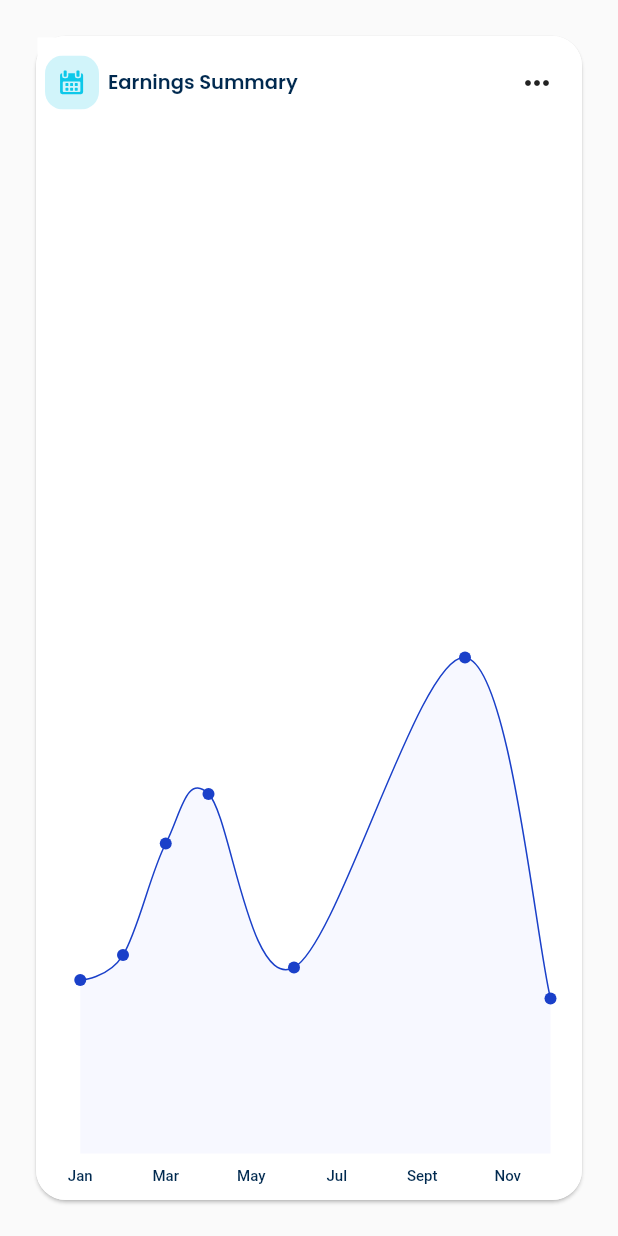
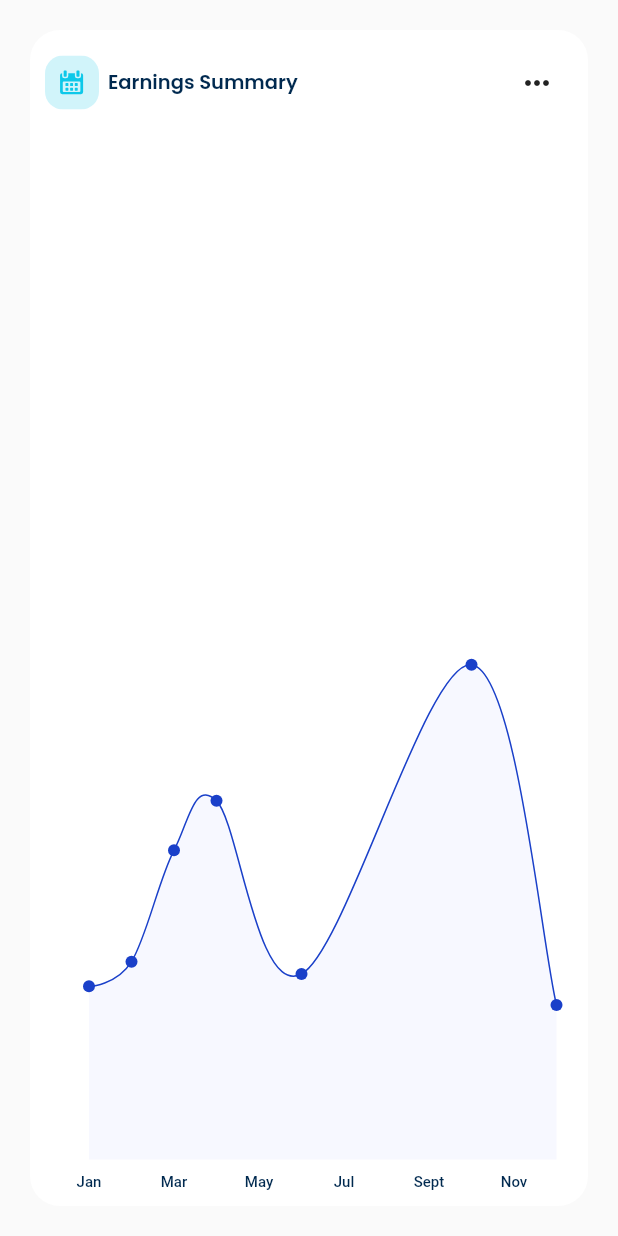
Before and after one commit to Mindinventory/secure_banking, a Flutter app: the MyLinearChart widget shown alone on an empty page, opened directly, on a phone screen of 412 x 824 dp. Run offline on Flutter 3.47's test engine with Material 2 defaults, Android fonts, the phone set to English and light mode, and no system bars; drawn by our look-alikes of fl_chart; our stand-ins replace cached_network_image, flutter_svg, get, get_it; network calls fail.

Commit message:
[refactor] - changes some of ui changes as per design

```diff
--- a/lib/constant/app_assets.dart
+++ b/lib/constant/app_assets.dart
@@ -31,5 +31,5 @@ class AssetImages {
 
   ///Premium card image
   static const String laptopImgBg = 'assets/images/laptop_img.svg';
-  static const String premiumImgBg = 'assets/images/premium_img_bg.svg';
+  static const String premiumImgBg = 'assets/images/yellow_bg.png';
 }
--- a/lib/ui/widgets/chart_directory/line_chart.dart
+++ b/lib/ui/widgets/chart_directory/line_chart.dart
@@ -4,8 +4,10 @@ import 'package:flutter_svg/flutter_svg.dart';
 import '../../../constant/color_constant.dart';
 import '../../../constant/constant_public.dart';
 import '../../../responsive.dart';
+//import 'package:charts_flutter/flutter.dart';
 
 class MyLinearChart extends StatelessWidget {
+
   final double maxX;
   final double maxY;
 
@@ -18,15 +20,16 @@ class MyLinearChart extends StatelessWidget {
       alignment: Alignment.center,
       child: Stack(
         children: [
-          Card(
-            shape: const RoundedRectangleBorder(
-                borderRadius: BorderRadius.all(Radius.circular(20)),
-                side: BorderSide(
-                  width: 5,
-                  color: AppColors.white,
-                )),
+          Container(
+
+            padding: const EdgeInsets.only(left: 10,top: 10),
+            decoration: const BoxDecoration(
+              color: Colors.white,
+
+              borderRadius: BorderRadius.all(Radius.circular(20)),
+            ),
             child: Padding(
-              padding: const EdgeInsets.only(right:20),
+              padding: EdgeInsets.only(right:Responsive.isMobile(context)?20:80),
               child: LineChart(
                   LineChartData(
                 backgroundColor: AppColors.white,
--- a/lib/ui/widgets/transaction_view_widget.dart
+++ b/lib/ui/widgets/transaction_view_widget.dart
@@ -31,6 +31,7 @@ class _TransactionViewWidgetState extends State<TransactionViewWidget> {
         Container(
           margin: const EdgeInsets.only(top: 10),
           child: Card(
+            elevation: 0.0,
             color: AppColors.lightGray,
             shape: const RoundedRectangleBorder(
                 borderRadius: BorderRadius.all(Radius.circular(20)),
@@ -172,7 +173,8 @@ class PremiumCardImageWidget extends StatelessWidget {
                         child: Align(
                             alignment: Alignment.center,
                             child: SvgPicture.asset(AssetImages.laptopImgBg)),
-                      )),
+                      )
+                  ),
                   const SizedBox(
                     height: 20,
                   ),
--- a/pubspec.yaml
+++ b/pubspec.yaml
@@ -36,6 +36,7 @@ dependencies:
   get: ^4.3.8
   get_it: ^7.2.0
   fl_chart: ^0.36.4
+  charts_flutter: ^0.11.0
 
 
 dev_dependencies:
```
Also changed, not shown: assets/images/yellow_bg.png (added).
